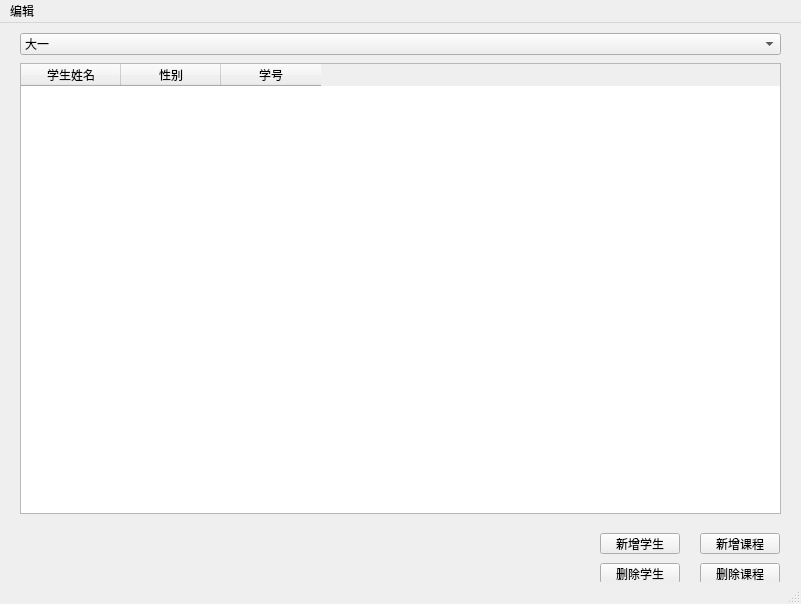
First picture: the form in mainwindow.ui, repository Reloin/grade-system, before the edit.
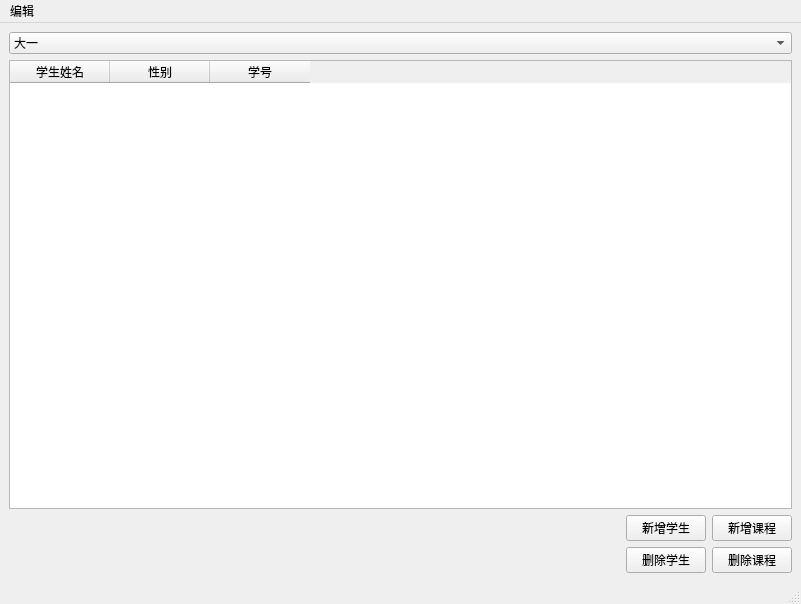
Second picture: the form after the edit.

Commit message: responsive interface

Patch:
```diff
--- a/mainwindow.ui
+++ b/mainwindow.ui
@@ -25,40 +25,21 @@
   <property name="locale">
    <locale language="Chinese" country="China"/>
   </property>
-  <widget class="QWidget" name="centralwidget">
-   <widget class="QTableWidget" name="studentTable">
-    <property name="geometry">
-     <rect>
-      <x>20</x>
-      <y>40</y>
-      <width>761</width>
-      <height>451</height>
-     </rect>
-    </property>
-    <column>
-     <property name="text">
-      <string>学生姓名</string>
-     </property>
-    </column>
-    <column>
-     <property name="text">
-      <string>性别</string>
-     </property>
-    </column>
-    <column>
-     <property name="text">
-      <string>学号</string>
-     </property>
-    </column>
-   </widget>
+  <widget class="QWidget" name="widget">
+   <property name="sizePolicy">
+    <sizepolicy hsizetype="Preferred" vsizetype="Preferred">
+     <horstretch>0</horstretch>
+     <verstretch>0</verstretch>
+    </sizepolicy>
+   </property>
+   <layout class="QVBoxLayout" name="verticalLayout">
+    <item>
    <widget class="QComboBox" name="comboBox">
-    <property name="geometry">
-     <rect>
-      <x>20</x>
-      <y>10</y>
-      <width>761</width>
-      <height>22</height>
-     </rect>
+      <property name="sizePolicy">
+       <sizepolicy hsizetype="Preferred" vsizetype="Fixed">
+        <horstretch>0</horstretch>
+        <verstretch>0</verstretch>
+       </sizepolicy>
     </property>
     <item>
      <property name="text">
@@ -81,60 +62,92 @@
      </property>
     </item>
    </widget>
-   <widget class="QPushButton" name="addStudentBtn">
-    <property name="geometry">
-     <rect>
-      <x>600</x>
-      <y>510</y>
-      <width>80</width>
-      <height>21</height>
-     </rect>
-    </property>
+    </item>
+    <item>
+     <widget class="QTableWidget" name="studentTable">
+      <property name="sizePolicy">
+       <sizepolicy hsizetype="Preferred" vsizetype="Expanding">
+        <horstretch>0</horstretch>
+        <verstretch>0</verstretch>
+       </sizepolicy>
+      </property>
+      <column>
     <property name="text">
-     <string>新增学生</string>
-    </property>
-   </widget>
+        <string>学生姓名</string>
+       </property>
+      </column>
+      <column>
+       <property name="text">
+        <string>性别</string>
+       </property>
+      </column>
+      <column>
+       <property name="text">
+        <string>学号</string>
+       </property>
+      </column>
+     </widget>
+    </item>
+    <item>
+     <layout class="QGridLayout" name="gridLayout">
+      <item row="1" column="1">
    <widget class="QPushButton" name="delStudentBtn">
-    <property name="geometry">
-     <rect>
-      <x>600</x>
-      <y>540</y>
-      <width>80</width>
-      <height>21</height>
-     </rect>
-    </property>
     <property name="text">
      <string>删除学生</string>
     </property>
    </widget>
-   <widget class="QPushButton" name="AddCourseBtn">
-    <property name="geometry">
-     <rect>
-      <x>700</x>
-      <y>510</y>
-      <width>80</width>
-      <height>21</height>
-     </rect>
-    </property>
-    <property name="text">
-     <string>新增课程</string>
-    </property>
-   </widget>
+      </item>
+      <item row="1" column="2">
    <widget class="QPushButton" name="delCourseBtn">
-    <property name="geometry">
-     <rect>
-      <x>700</x>
-      <y>540</y>
-      <width>80</width>
-      <height>21</height>
-     </rect>
-    </property>
     <property name="text">
      <string>删除课程</string>
     </property>
    </widget>
-  </widget>
-  <widget class="QStatusBar" name="statusbar"/>
+      </item>
+      <item row="0" column="1">
+       <widget class="QPushButton" name="addStudentBtn">
+        <property name="text">
+         <string>新增学生</string>
+        </property>
+       </widget>
+      </item>
+      <item row="0" column="2">
+       <widget class="QPushButton" name="AddCourseBtn">
+        <property name="text">
+         <string>新增课程</string>
+        </property>
+       </widget>
+      </item>
+      <item row="0" column="0">
+       <spacer name="horizontalSpacer">
+        <property name="orientation">
+         <enum>Qt::Horizontal</enum>
+        </property>
+        <property name="sizeHint" stdset="0">
+         <size>
+          <width>40</width>
+          <height>20</height>
+         </size>
+        </property>
+       </spacer>
+      </item>
+      <item row="1" column="0">
+       <spacer name="horizontalSpacer_2">
+        <property name="orientation">
+         <enum>Qt::Horizontal</enum>
+        </property>
+        <property name="sizeHint" stdset="0">
+         <size>
+          <width>40</width>
+          <height>20</height>
+         </size>
+        </property>
+       </spacer>
+      </item>
+     </layout>
+    </item>
+   </layout>
+  </widget>
   <widget class="QMenuBar" name="menubar">
    <property name="geometry">
     <rect>
@@ -153,6 +166,7 @@
    </widget>
    <addaction name="menu"/>
   </widget>
+  <widget class="QStatusBar" name="statusbar"/>
   <action name="actionxin">
    <property name="text">
     <string>新增学生</string>
```
Lines whose indentation alone changed are shown as unchanged. The commit also changes 1 other file.
